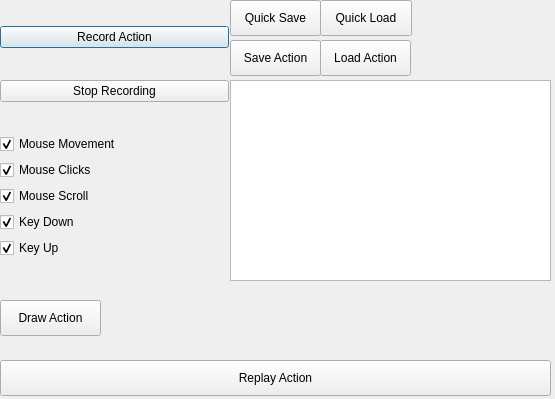
Qt form actionreplay_app/ui/action_replay.ui (cemtaylor/actionreplay) before a commit.
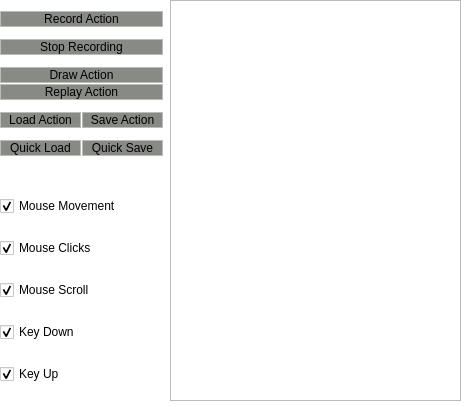
The same form after that commit.

Commit message: * UI style tweaks * Fixed crash when cancelling save/load

The edit to the form file:
```diff
--- a/actionreplay_app/ui/action_replay.ui
+++ b/actionreplay_app/ui/action_replay.ui
@@ -6,8 +6,8 @@
    <rect>
     <x>0</x>
     <y>0</y>
-    <width>555</width>
-    <height>399</height>
+    <width>469</width>
+    <height>407</height>
    </rect>
   </property>
   <property name="mouseTracking">
@@ -16,57 +16,29 @@
   <property name="windowTitle">
    <string>ActionReplay</string>
   </property>
-  <widget class="QPushButton" name="save_action">
-   <property name="geometry">
-    <rect>
-     <x>230</x>
-     <y>40</y>
-     <width>91</width>
-     <height>36</height>
-    </rect>
-   </property>
-   <property name="text">
-    <string>Save Action</string>
-   </property>
-  </widget>
-  <widget class="QPushButton" name="load_action">
-   <property name="geometry">
-    <rect>
-     <x>320</x>
-     <y>40</y>
-     <width>91</width>
-     <height>36</height>
-    </rect>
-   </property>
-   <property name="text">
-    <string>Load Action</string>
-   </property>
-  </widget>
-  <widget class="QPushButton" name="replay_action">
-   <property name="geometry">
-    <rect>
-     <x>0</x>
-     <y>360</y>
-     <width>551</width>
-     <height>36</height>
-    </rect>
-   </property>
-   <property name="text">
-    <string>Replay Action</string>
-   </property>
-  </widget>
+  <property name="styleSheet">
+   <string notr="true">background-color: rgb(255, 255, 255);</string>
+  </property>
   <widget class="QWidget" name="verticalLayoutWidget_2">
    <property name="geometry">
     <rect>
      <x>0</x>
      <y>0</y>
-     <width>229</width>
-     <height>284</height>
+     <width>163</width>
+     <height>170</height>
     </rect>
    </property>
    <layout class="QVBoxLayout" name="verticalLayout_2">
+    <property name="spacing">
+     <number>1</number>
+    </property>
     <item>
      <widget class="QPushButton" name="start_recording">
+      <property name="styleSheet">
+       <string notr="true">background-color: rgb(136, 138, 133);
+border-radius: 0px;
+border: 1px solid rgb(186, 189, 182);</string>
+      </property>
       <property name="text">
        <string>Record Action</string>
       </property>
@@ -83,60 +55,104 @@
     </item>
     <item>
      <widget class="QPushButton" name="stop_recording">
+      <property name="styleSheet">
+       <string notr="true">background-color: rgb(136, 138, 133);
+border-radius: 0px;
+border: 1px solid rgb(186, 189, 182);</string>
+      </property>
       <property name="text">
        <string>Stop Recording</string>
       </property>
      </widget>
     </item>
     <item>
-     <layout class="QVBoxLayout" name="verticalLayout">
+     <layout class="QVBoxLayout" name="verticalLayout_3">
+      <property name="spacing">
+       <number>1</number>
+      </property>
       <item>
-       <widget class="QCheckBox" name="record_move">
+       <widget class="QPushButton" name="draw_action">
+        <property name="styleSheet">
+         <string notr="true">background-color: rgb(136, 138, 133);
+border-radius: 0px;
+border: 1px solid rgb(186, 189, 182);</string>
+        </property>
         <property name="text">
-         <string>Mouse Movement</string>
+         <string>Draw Action</string>
         </property>
-        <property name="checked">
-         <bool>true</bool>
-        </property>
        </widget>
       </item>
       <item>
-       <widget class="QCheckBox" name="record_click">
+       <widget class="QPushButton" name="replay_action">
+        <property name="styleSheet">
+         <string notr="true">background-color: rgb(136, 138, 133);
+border-radius: 0px;
+border: 1px solid rgb(186, 189, 182);</string>
+        </property>
         <property name="text">
-         <string>Mouse Clicks</string>
+         <string>Replay Action</string>
         </property>
-        <property name="checked">
-         <bool>true</bool>
-        </property>
        </widget>
       </item>
+     </layout>
+    </item>
+    <item>
+     <layout class="QHBoxLayout" name="horizontalLayout_2">
+      <property name="spacing">
+       <number>1</number>
+      </property>
       <item>
-       <widget class="QCheckBox" name="record_scroll">
+       <widget class="QPushButton" name="load_action">
+        <property name="styleSheet">
+         <string notr="true">background-color: rgb(136, 138, 133);
+border-radius: 0px;
+border: 1px solid rgb(186, 189, 182);</string>
+        </property>
         <property name="text">
-         <string>Mouse Scroll</string>
+         <string>Load Action</string>
         </property>
-        <property name="checked">
-         <bool>true</bool>
-        </property>
        </widget>
       </item>
       <item>
-       <widget class="QCheckBox" name="record_keydown">
+       <widget class="QPushButton" name="save_action">
+        <property name="styleSheet">
+         <string notr="true">background-color: rgb(136, 138, 133);
+border-radius: 0px;
+border: 1px solid rgb(186, 189, 182);</string>
+        </property>
         <property name="text">
-         <string>Key Down</string>
+         <string>Save Action</string>
         </property>
-        <property name="checked">
-         <bool>true</bool>
-        </property>
        </widget>
       </item>
+     </layout>
+    </item>
+    <item>
+     <layout class="QHBoxLayout" name="horizontalLayout">
+      <property name="spacing">
+       <number>1</number>
+      </property>
       <item>
-       <widget class="QCheckBox" name="record_keyup">
+       <widget class="QPushButton" name="quick_load_action">
+        <property name="styleSheet">
+         <string notr="true">background-color: rgb(136, 138, 133);
+border-radius: 0px;
+border: 1px solid rgb(186, 189, 182);</string>
+        </property>
         <property name="text">
-         <string>Key Up</string>
+         <string>Quick Load</string>
         </property>
-        <property name="checked">
-         <bool>true</bool>
+       </widget>
+      </item>
+      <item>
+       <widget class="QPushButton" name="quick_save_action">
+        <property name="styleSheet">
+         <string notr="true">background-color: rgb(136, 138, 133);
+border-radius: 0px;
+border: 1px solid rgb(186, 189, 182);</string>
+        </property>
+        <property name="text">
+         <string>Quick Save</string>
         </property>
        </widget>
       </item>
@@ -144,41 +160,19 @@
     </item>
    </layout>
   </widget>
-  <widget class="QPushButton" name="quick_load_action">
-   <property name="geometry">
-    <rect>
-     <x>320</x>
-     <y>0</y>
-     <width>92</width>
-     <height>36</height>
-    </rect>
-   </property>
-   <property name="text">
-    <string>Quick Load</string>
-   </property>
-  </widget>
-  <widget class="QPushButton" name="quick_save_action">
-   <property name="geometry">
-    <rect>
-     <x>230</x>
-     <y>0</y>
-     <width>91</width>
-     <height>36</height>
-    </rect>
-   </property>
-   <property name="text">
-    <string>Quick Save</string>
-   </property>
-  </widget>
   <widget class="QListWidget" name="list_saved_actions">
    <property name="geometry">
     <rect>
-     <x>230</x>
-     <y>80</y>
-     <width>321</width>
-     <height>201</height>
+     <x>170</x>
+     <y>0</y>
+     <width>291</width>
+     <height>401</height>
     </rect>
    </property>
+   <property name="styleSheet">
+    <string notr="true">border-radius: 0px;
+border: 1px solid rgb(186, 189, 182);</string>
+   </property>
    <property name="selectionMode">
     <enum>QAbstractItemView::SingleSelection</enum>
    </property>
@@ -192,18 +186,70 @@
     <bool>true</bool>
    </property>
   </widget>
-  <widget class="QPushButton" name="draw_action">
+  <widget class="QWidget" name="">
    <property name="geometry">
     <rect>
      <x>0</x>
-     <y>300</y>
-     <width>101</width>
-     <height>36</height>
+     <y>180</y>
+     <width>161</width>
+     <height>221</height>
     </rect>
    </property>
-   <property name="text">
-    <string>Draw Action</string>
-   </property>
+   <layout class="QVBoxLayout" name="verticalLayout">
+    <item>
+     <widget class="QCheckBox" name="record_move">
+      <property name="styleSheet">
+       <string notr="true"/>
+      </property>
+      <property name="text">
+       <string>Mouse Movement</string>
+      </property>
+      <property name="checked">
+       <bool>true</bool>
+      </property>
+     </widget>
+    </item>
+    <item>
+     <widget class="QCheckBox" name="record_click">
+      <property name="text">
+       <string>Mouse Clicks</string>
+      </property>
+      <property name="checked">
+       <bool>true</bool>
+      </property>
+     </widget>
+    </item>
+    <item>
+     <widget class="QCheckBox" name="record_scroll">
+      <property name="text">
+       <string>Mouse Scroll</string>
+      </property>
+      <property name="checked">
+       <bool>true</bool>
+      </property>
+     </widget>
+    </item>
+    <item>
+     <widget class="QCheckBox" name="record_keydown">
+      <property name="text">
+       <string>Key Down</string>
+      </property>
+      <property name="checked">
+       <bool>true</bool>
+      </property>
+     </widget>
+    </item>
+    <item>
+     <widget class="QCheckBox" name="record_keyup">
+      <property name="text">
+       <string>Key Up</string>
+      </property>
+      <property name="checked">
+       <bool>true</bool>
+      </property>
+     </widget>
+    </item>
+   </layout>
   </widget>
  </widget>
  <resources/>
```
The commit also changes 2 other files.
